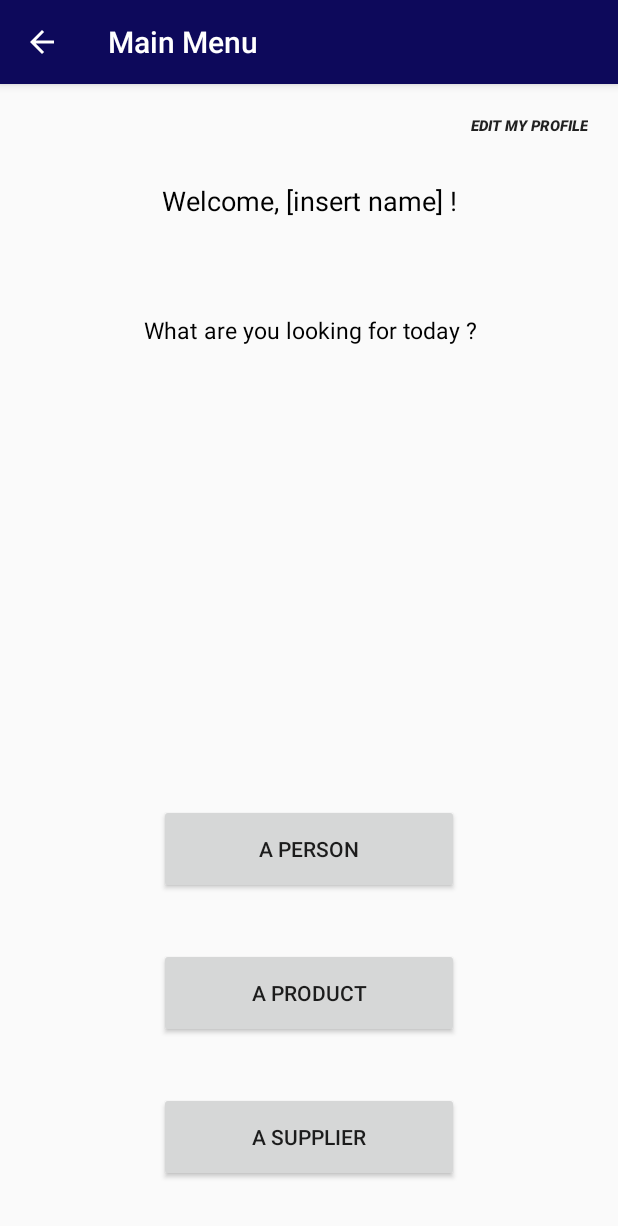
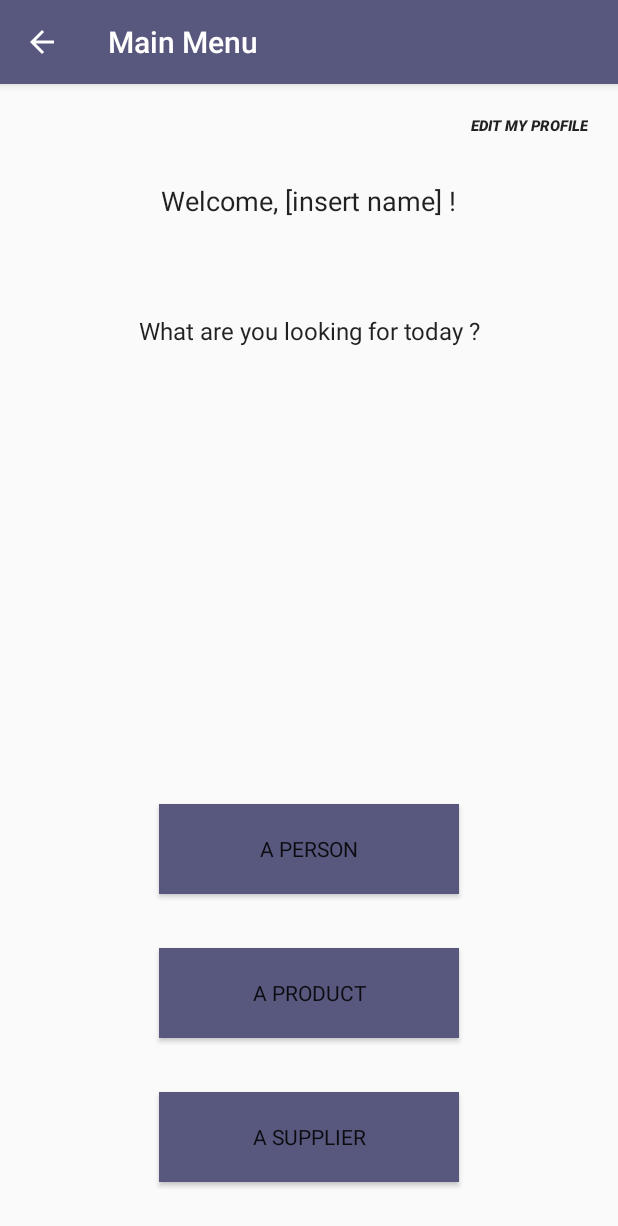
Before and after one commit to MaVdbussche/AirbusSources, an Android app: the MainMenu screen opened directly, with no data from a screen before it, on a phone screen of 412 x 824 dp. Shown: the top 1226 px of the screen. Run offline under Robolectric (Android 15) with nearby library versions, the phone set to English and light mode, and no system bars; 1 statement that could not run was skipped.

Commit message:
Design overhaul, I mmight have forgotten some here and there
TO DO :
-Research troubleshooting

```diff
--- a/app/build.gradle
+++ b/app/build.gradle
@@ -2,7 +2,7 @@ apply plugin: 'com.android.application'
 
 android {
     compileSdkVersion 25
-    buildToolsVersion "25.0.3"
+    buildToolsVersion '26.0.2'
     defaultConfig {
         applicationId "vandenbussche.airbussources"
         minSdkVersion 24
--- a/app/src/main/res/layout/activity_details_member.xml
+++ b/app/src/main/res/layout/activity_details_member.xml
@@ -11,11 +11,10 @@
         android:id="@+id/memberScreenTitle"
         android:layout_width="wrap_content"
         android:layout_height="wrap_content"
-        android:layout_marginEnd="8dp"
         android:layout_marginLeft="8dp"
         android:layout_marginRight="8dp"
-        android:layout_marginStart="8dp"
         android:layout_marginTop="18dp"
+        android:fontFamily="sans-serif"
         android:text="@string/member_screen_title"
         android:textColor="@android:color/black"
         android:textSize="18sp"
--- a/app/src/main/res/layout/activity_mainmenu.xml
+++ b/app/src/main/res/layout/activity_mainmenu.xml
@@ -14,10 +14,8 @@
         android:layout_marginLeft="8dp"
         android:layout_marginRight="8dp"
         android:layout_marginTop="65dp"
-        android:fontFamily="sans-serif"
         android:text="@string/mainMenu_welcome_title"
-        android:textAlignment="center"
-        android:textColor="@android:color/black"
+        android:textAppearance="@style/TextAppearance.AppCompat"
         android:textSize="18sp"
         app:layout_constraintLeft_toLeftOf="parent"
         app:layout_constraintRight_toRightOf="parent"
@@ -31,50 +29,66 @@
         android:layout_marginRight="8dp"
         android:layout_marginTop="63dp"
         android:text="@string/mainMenu_buttons_title"
-        android:textAlignment="center"
-        android:textAllCaps="false"
-        android:textColor="@android:color/black"
-        android:textSize="15sp"
+        android:textAppearance="@style/TextAppearance.AppCompat"
+        android:textSize="16sp"
+        app:layout_constraintHorizontal_bias="0.503"
         app:layout_constraintLeft_toLeftOf="parent"
         app:layout_constraintRight_toRightOf="parent"
-        app:layout_constraintTop_toBottomOf="@+id/welcomeTitle"
-        app:layout_constraintHorizontal_bias="0.503" />
+        app:layout_constraintTop_toBottomOf="@+id/welcomeTitle" />
 
     <Button
         android:id="@+id/buttonSearchByMember"
+        style="@android:style/Widget.Material.ActionBar"
         android:layout_width="200dp"
         android:layout_height="60dp"
+        android:layout_marginBottom="36dp"
+        android:layout_marginLeft="8dp"
+        android:layout_marginRight="8dp"
+        android:background="@color/colorPrimary"
+        android:fontFamily="sans-serif"
         android:text="@string/mainMenu_buttonSearchByMember_title"
-        android:layout_marginRight="8dp"
-        app:layout_constraintRight_toRightOf="parent"
-        android:layout_marginLeft="8dp"
+        android:textAlignment="center"
+        android:textAllCaps="true"
+        android:textAppearance="@style/TextAppearance.AppCompat"
+        app:layout_constraintBottom_toTopOf="@+id/buttonSearchByProduct"
         app:layout_constraintLeft_toLeftOf="parent"
-        android:layout_marginBottom="36dp"
-        app:layout_constraintBottom_toTopOf="@+id/buttonSearchByProduct" />
+        app:layout_constraintRight_toRightOf="parent" />
 
     <Button
         android:id="@+id/buttonSearchByProduct"
+        style="@android:style/Widget.Material.ActionBar"
         android:layout_width="200dp"
         android:layout_height="60dp"
+        android:layout_marginBottom="36dp"
+        android:layout_marginLeft="8dp"
+        android:layout_marginRight="8dp"
+        android:background="@color/colorPrimary"
+        android:fontFamily="sans-serif"
         android:text="@string/mainMenu_buttonSearchByProduct_title"
-        android:layout_marginLeft="8dp"
+        android:textAlignment="center"
+        android:textAllCaps="true"
+        android:textAppearance="@style/TextAppearance.AppCompat"
+        app:layout_constraintBottom_toTopOf="@+id/buttonSearchBySupplier"
         app:layout_constraintLeft_toLeftOf="parent"
-        android:layout_marginRight="8dp"
-        app:layout_constraintRight_toRightOf="parent"
-        android:layout_marginBottom="36dp"
-        app:layout_constraintBottom_toTopOf="@+id/buttonSearchBySupplier" />
+        app:layout_constraintRight_toRightOf="parent" />
 
     <Button
         android:id="@+id/buttonSearchBySupplier"
+        style="@android:style/Widget.Material.ActionBar"
         android:layout_width="200dp"
         android:layout_height="60dp"
+        android:layout_marginBottom="36dp"
+        android:layout_marginLeft="8dp"
+        android:layout_marginRight="8dp"
+        android:background="@color/colorPrimary"
+        android:fontFamily="sans-serif"
         android:text="@string/mainMenu_buttonSearchBySupplier_title"
-        android:layout_marginLeft="8dp"
+        android:textAlignment="center"
+        android:textAllCaps="true"
+        android:textAppearance="@style/TextAppearance.AppCompat"
+        app:layout_constraintBottom_toBottomOf="parent"
         app:layout_constraintLeft_toLeftOf="parent"
-        android:layout_marginRight="8dp"
-        app:layout_constraintRight_toRightOf="parent"
-        app:layout_constraintBottom_toBottomOf="parent"
-        android:layout_marginBottom="36dp" />
+        app:layout_constraintRight_toRightOf="parent" />
 
     <Button
         android:id="@+id/buttonEditProfile"
--- a/app/src/main/res/values/colors.xml
+++ b/app/src/main/res/values/colors.xml
@@ -1,6 +1,6 @@
 <?xml version="1.0" encoding="utf-8"?>
 <resources>
-    <color name="colorPrimary">#0d095b</color>
-    <color name="colorPrimaryDark">#000000</color>
-    <color name="colorAccent">#FF4081</color>
+    <color name="colorPrimary">#58577e</color>
+    <color name="colorPrimaryDark">#58577e</color>
+    <color name="colorAccent">#d29a00</color>
 </resources>
--- a/build.gradle
+++ b/build.gradle
@@ -5,7 +5,7 @@ buildscript {
         jcenter()
     }
     dependencies {
-        classpath 'com.android.tools.build:gradle:2.3.3'
+        classpath 'com.android.tools.build:gradle:3.0.0'
 
         // NOTE: Do not place your application dependencies here; they belong
         // in the individual module build.gradle files
```
Also changed, not shown: app/src/main/res/layout/activity_login.xml (+25 -17 lines), app/src/main/res/layout/activity_searchbyperson.xml (+22 -9 lines), app/src/main/res/layout/activity_searchbyproduct.xml (+17 -8 lines), app/src/main/res/layout/activity_searchbysupplier.xml (+10 -3 lines), app/src/main/res/layout/activity_signup.xml (+28 -26 lines), app/src/main/res/layout/activity_signup2.xml (+38 -42 lines), app/src/main/res/layout/activity_signup3.xml (+31 -16 lines), app/src/main/res/layout/activity_signup4.xml (+27 -16 lines), app/src/main/res/layout/activity_start.xml (+24 -10 lines), app/src/main/res/layout/row_item_explistview_header.xml (+4 -3 lines), app/src/main/res/layout/row_item_research_results.xml (+4 -4 lines), gradle/wrapper/gradle-wrapper.properties.
